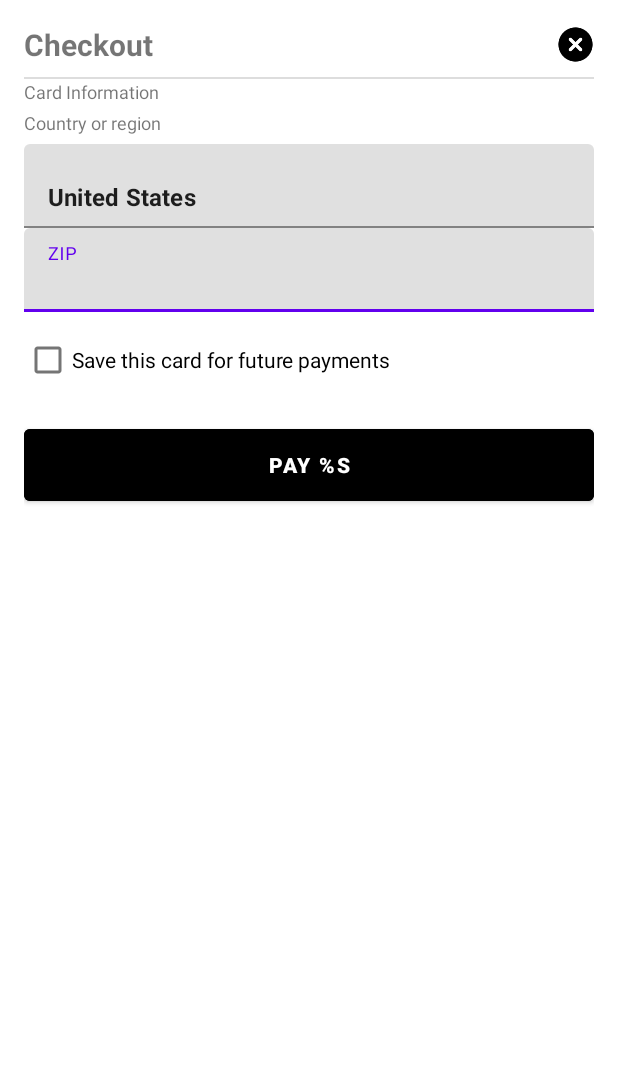
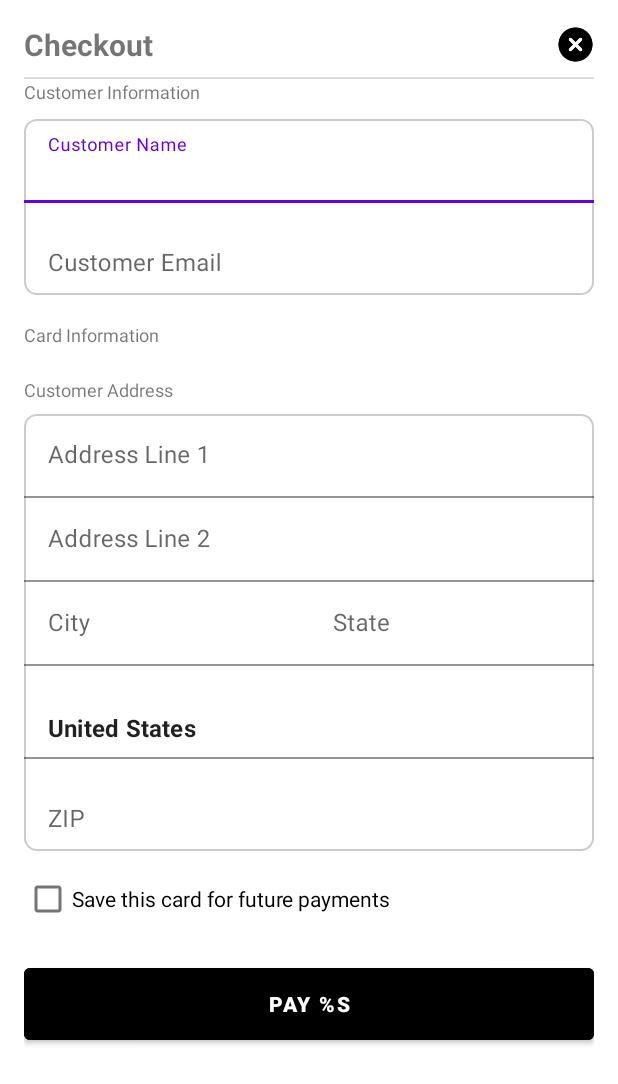
Before and after one commit to Frame-Payments/frame-android, an Android app built with Jetpack Compose: the layout view_frame_checkout.xml on its own in the app's theme, with its tools: preview values and no code run, on a phone screen of 412 x 824 dp. Shown: the top 1084 px of the screen. Run offline under Robolectric (Android 15) with nearby library versions, the light colour scheme and no system bars.

Commit message:
Added additional elements to checkout view

```diff
--- a/FrameSDK-UI/src/main/java/com/framepayments/framesdk_ui/FrameCheckoutView.kt
+++ b/FrameSDK-UI/src/main/java/com/framepayments/framesdk_ui/FrameCheckoutView.kt
@@ -66,6 +66,14 @@ class FrameCheckoutView @JvmOverloads constructor(
             }
         }
 
+        // Bindings for customer information
+        binding.customerName.doAfterTextChanged { viewModel.customerName.value = it.toString() }
+        binding.customerEmail.doAfterTextChanged { viewModel.customerEmail.value = it.toString() }
+        binding.customerName.doAfterTextChanged { viewModel.customerName.value = it.toString() }
+        binding.address1.doAfterTextChanged { viewModel.customerAddressLine1.value = it.toString() }
+        binding.address2.doAfterTextChanged { viewModel.customerAddressLine2.value = it.toString() }
+        binding.city.doAfterTextChanged { viewModel.customerCity.value = it.toString() }
+        binding.state.doAfterTextChanged { viewModel.customerState.value = it.toString() }
         binding.zip.doAfterTextChanged { viewModel.customerZipCode.value = it.toString() }
         binding.countryRegion.setOnClickListener {
             // TODO: Change Country Drawer when other countries are supported.
--- a/FrameSDK-UI/src/main/res/layout/view_frame_checkout.xml
+++ b/FrameSDK-UI/src/main/res/layout/view_frame_checkout.xml
@@ -91,10 +91,54 @@
         </HorizontalScrollView>
 
         <TextView
+            android:id="@+id/customer_information"
+            android:text="@string/customer_information"
+            android:textStyle="normal"
+            android:textSize="12sp"
+            android:layout_marginBottom="2dp"
+            android:layout_width="wrap_content"
+            android:layout_height="wrap_content"/>
+
+    <LinearLayout
+        android:orientation="vertical"
+        android:layout_marginTop="8dp"
+        android:padding="0dp"
+        android:layout_width="match_parent"
+        android:layout_height="wrap_content"
+        android:background="@drawable/border_background">
+
+        <com.google.android.material.textfield.TextInputLayout
+            android:layout_width="match_parent"
+            android:layout_height="wrap_content">
+            <com.google.android.material.textfield.TextInputEditText
+                android:id="@+id/customer_name"
+                android:hint="@string/customer_name"
+                android:textColorHint="@color/gray"
+                android:layout_width="match_parent"
+                android:layout_height="wrap_content"
+                android:background="@android:color/transparent"
+                />
+        </com.google.android.material.textfield.TextInputLayout>
+
+        <com.google.android.material.textfield.TextInputLayout
+            android:layout_width="match_parent"
+            android:layout_height="wrap_content"
+            app:boxBackgroundMode="outline">
+            <com.google.android.material.textfield.TextInputEditText
+                android:id="@+id/customer_email"
+                android:hint="@string/customer_email"
+                android:textColorHint="@color/gray"
+                android:layout_width="match_parent"
+                android:layout_height="wrap_content"
+                android:background="@android:color/transparent"/>
+        </com.google.android.material.textfield.TextInputLayout>
+    </LinearLayout>
+        <TextView
             android:id="@+id/card_information"
             android:text="@string/card_information"
             android:textStyle="normal"
             android:textSize="12sp"
+            android:layout_marginTop="18dp"
             android:layout_marginBottom="2dp"
             android:layout_width="wrap_content"
             android:layout_height="wrap_content"/>
@@ -106,13 +150,78 @@
 
         <TextView
             android:id="@+id/country_region"
-            android:text="@string/country"
+            android:text="@string/customer_address"
             android:textStyle="normal"
             android:textSize="12sp"
-            android:layout_marginTop="2dp"
+            android:layout_marginTop="18dp"
             android:layout_width="wrap_content"
             android:layout_height="wrap_content"/>
 
+    <LinearLayout
+        android:orientation="vertical"
+        android:layout_marginTop="8dp"
+        android:padding="0dp"
+        android:layout_width="match_parent"
+        android:layout_height="wrap_content"
+        android:background="@drawable/border_background">
+
+        <com.google.android.material.textfield.TextInputLayout
+            android:layout_width="match_parent"
+            android:layout_height="wrap_content">
+            <com.google.android.material.textfield.TextInputEditText
+                android:id="@+id/address_1"
+                android:hint="@string/address_line_1"
+                android:textColorHint="@color/gray"
+                android:layout_width="match_parent"
+                android:layout_height="wrap_content"
+                android:background="@android:color/transparent"/>
+        </com.google.android.material.textfield.TextInputLayout>
+
+        <com.google.android.material.textfield.TextInputLayout
+            android:layout_width="match_parent"
+            android:layout_height="wrap_content">
+            <com.google.android.material.textfield.TextInputEditText
+                android:id="@+id/address_2"
+                android:hint="@string/address_line_2"
+                android:textColorHint="@color/gray"
+                android:layout_width="match_parent"
+                android:layout_height="wrap_content"
+                android:background="@android:color/transparent"/>
+        </com.google.android.material.textfield.TextInputLayout>
+
+    <LinearLayout
+        android:baselineAligned="false"
+        android:orientation="horizontal"
+        android:layout_width="match_parent"
+        android:layout_height="wrap_content">
+
+        <com.google.android.material.textfield.TextInputLayout
+            android:layout_width="0dp"
+            android:layout_height="wrap_content"
+            android:layout_weight="1" >
+            <com.google.android.material.textfield.TextInputEditText
+                android:id="@+id/city"
+                android:hint="@string/city"
+                android:textColorHint="@color/gray"
+                android:layout_width="match_parent"
+                android:layout_height="wrap_content"
+                android:background="@android:color/transparent"/>
+        </com.google.android.material.textfield.TextInputLayout>
+
+        <com.google.android.material.textfield.TextInputLayout
+            android:layout_width="0dp"
+            android:layout_height="wrap_content"
+            android:layout_weight="1">
+            <com.google.android.material.textfield.TextInputEditText
+                android:id="@+id/state"
+                android:hint="@string/state"
+                android:textColorHint="@color/gray"
+                android:layout_width="match_parent"
+                android:layout_height="wrap_content"
+                android:background="@android:color/transparent"
+                />
+        </com.google.android.material.textfield.TextInputLayout>
+    </LinearLayout>
         <com.google.android.material.textfield.TextInputLayout
             android:layout_width="match_parent"
             android:layout_height="wrap_content"
@@ -123,19 +232,24 @@
                 android:text="@string/us"
                 android:textStyle="bold"
                 android:layout_width="match_parent"
-                android:layout_height="wrap_content"/>
+                android:layout_height="wrap_content"
+                android:background="@android:color/transparent"/>
         </com.google.android.material.textfield.TextInputLayout>
 
         <com.google.android.material.textfield.TextInputLayout
             android:layout_width="match_parent"
-            android:layout_height="wrap_content">
+            android:layout_height="wrap_content"
+            app:boxBackgroundMode="outline">
             <com.google.android.material.textfield.TextInputEditText
                 android:id="@+id/zip"
                 android:hint="@string/zip"
+                android:textColorHint="@color/gray"
                 android:layout_width="match_parent"
-                android:layout_height="wrap_content" />
+                android:layout_height="wrap_content"
+                android:background="@android:color/transparent"
+                />
         </com.google.android.material.textfield.TextInputLayout>
-
+    </LinearLayout>
         <CheckBox
             android:id="@+id/saveCard"
             android:text="@string/save_for_future"
```
